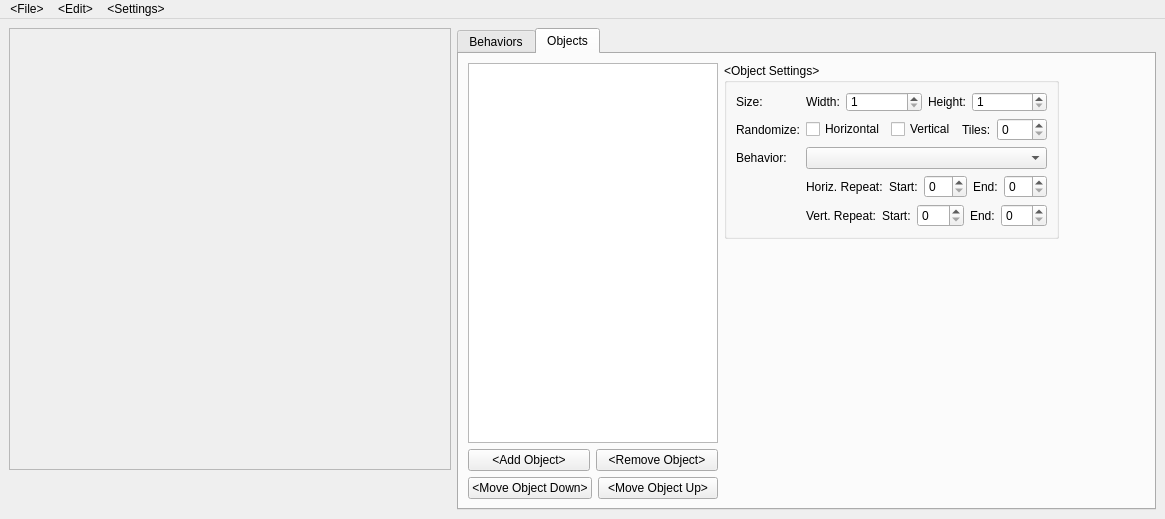
Qt form tileseteditorwindow.ui (ExplosBlue/CoinKiller) before a commit.
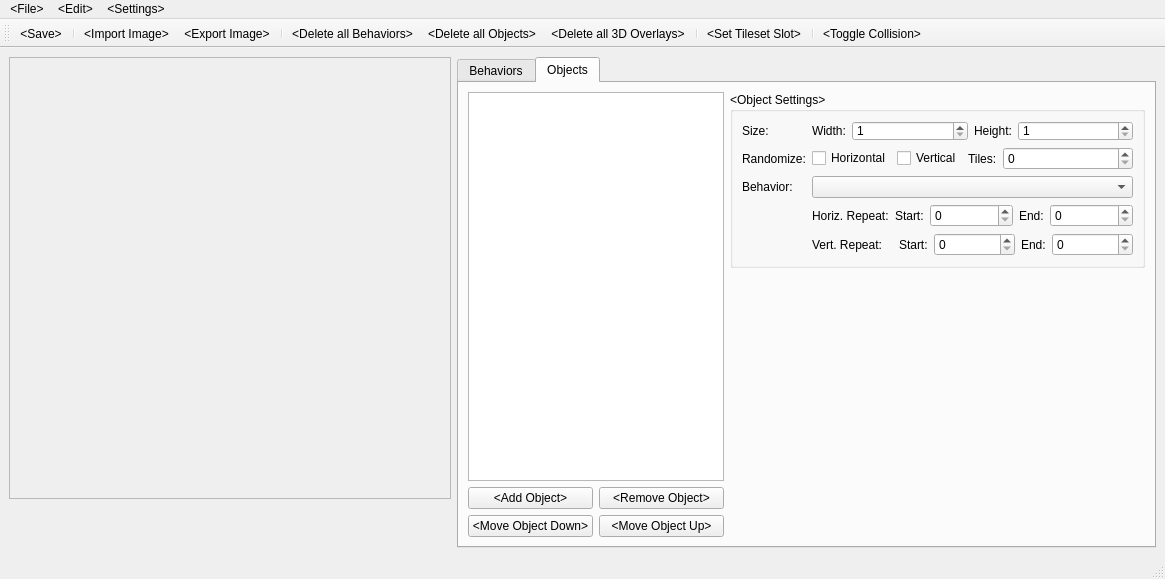
The same form after that commit. The open tabs and pages were chosen to show the change.

Commit message: Add Tileset Collision Viewer, Corrected Spritedata order & Other Misc Changes

```diff
--- a/tileseteditorwindow.ui
+++ b/tileseteditorwindow.ui
@@ -7,7 +7,7 @@
     <x>0</x>
     <y>0</y>
     <width>1165</width>
-    <height>519</height>
+    <height>579</height>
    </rect>
   </property>
   <property name="windowTitle">
@@ -321,13 +321,10 @@
        <attribute name="title">
         <string>Objects</string>
        </attribute>
-       <layout class="QHBoxLayout" name="horizontalLayout_11">
+       <layout class="QHBoxLayout" name="horizontalLayout">
         <item>
-         <layout class="QVBoxLayout" name="oLeftVerticalLayout">
-          <property name="sizeConstraint">
-           <enum>QLayout::SetFixedSize</enum>
-          </property>
-          <item>
+         <layout class="QGridLayout" name="gridLayout_4">
+          <item row="0" column="0" colspan="2">
            <widget class="QListView" name="objectsListView">
             <property name="sizePolicy">
              <sizepolicy hsizetype="Expanding" vsizetype="Expanding">
@@ -343,7 +340,7 @@
             </property>
             <property name="maximumSize">
              <size>
-              <width>250</width>
+              <width>16777215</width>
               <height>16777215</height>
              </size>
             </property>
@@ -352,12 +349,7 @@
             </property>
            </widget>
           </item>
-          <item>
-           <layout class="QHBoxLayout" name="horizontalLayout_9">
-            <property name="sizeConstraint">
-             <enum>QLayout::SetFixedSize</enum>
-            </property>
-            <item>
+          <item row="1" column="0">
              <widget class="QPushButton" name="addObjectPushButton">
               <property name="sizePolicy">
                <sizepolicy hsizetype="Preferred" vsizetype="Fixed">
@@ -370,7 +362,7 @@
               </property>
              </widget>
             </item>
-            <item>
+          <item row="1" column="1">
              <widget class="QPushButton" name="removeObjectButton">
               <property name="sizePolicy">
                <sizepolicy hsizetype="Preferred" vsizetype="Fixed">
@@ -383,14 +375,7 @@
               </property>
              </widget>
             </item>
-           </layout>
-          </item>
-          <item>
-           <layout class="QHBoxLayout" name="horizontalLayout">
-            <property name="sizeConstraint">
-             <enum>QLayout::SetFixedSize</enum>
-            </property>
-            <item>
+          <item row="2" column="0">
              <widget class="QPushButton" name="moveObjectDownButton">
               <property name="sizePolicy">
                <sizepolicy hsizetype="Preferred" vsizetype="Fixed">
@@ -403,7 +388,7 @@
               </property>
              </widget>
             </item>
-            <item>
+          <item row="2" column="1">
              <widget class="QPushButton" name="moveObjectUpButton">
               <property name="sizePolicy">
                <sizepolicy hsizetype="Preferred" vsizetype="Fixed">
@@ -418,14 +403,12 @@
             </item>
            </layout>
           </item>
-         </layout>
-        </item>
         <item>
          <layout class="QVBoxLayout" name="objectEditor">
           <item>
            <widget class="QGroupBox" name="objectGroupBox">
             <property name="sizePolicy">
-             <sizepolicy hsizetype="Fixed" vsizetype="Fixed">
+             <sizepolicy hsizetype="Expanding" vsizetype="Fixed">
               <horstretch>0</horstretch>
               <verstretch>0</verstretch>
              </sizepolicy>
@@ -814,6 +797,33 @@
    <addaction name="menuEdit"/>
    <addaction name="menuSettings"/>
   </widget>
+  <widget class="QToolBar" name="toolBar">
+   <property name="windowTitle">
+    <string>toolBar</string>
+   </property>
+   <property name="movable">
+    <bool>true</bool>
+   </property>
+   <attribute name="toolBarArea">
+    <enum>TopToolBarArea</enum>
+   </attribute>
+   <attribute name="toolBarBreak">
+    <bool>false</bool>
+   </attribute>
+   <addaction name="actionSave"/>
+   <addaction name="separator"/>
+   <addaction name="actionImportImage"/>
+   <addaction name="actionExportImage"/>
+   <addaction name="separator"/>
+   <addaction name="actionDeleteAllBehaviors"/>
+   <addaction name="actionDeleteAllObjects"/>
+   <addaction name="actionDeleteAll3DOverlays"/>
+   <addaction name="separator"/>
+   <addaction name="actionSetTilesetSlot"/>
+   <addaction name="separator"/>
+   <addaction name="actionToggleCollision"/>
+  </widget>
+  <widget class="QStatusBar" name="statusBar"/>
   <action name="actionExportImage">
    <property name="text">
     <string>&lt;Export Image...&gt;</string>
@@ -909,6 +919,17 @@
     <string>Ctrl+Shift+I</string>
    </property>
   </action>
+  <action name="actionToggleCollision">
+   <property name="checkable">
+    <bool>true</bool>
+   </property>
+   <property name="text">
+    <string>&lt;Toggle Collision&gt;</string>
+   </property>
+   <property name="toolTip">
+    <string>&lt;Toggle Collision&gt;</string>
+   </property>
+  </action>
  </widget>
  <resources/>
  <connections/>
```
Left out of the diff: 3 changed lines with no effect on the pictures. Lines whose indentation alone changed are shown as unchanged. The commit also changes 63 other files.
